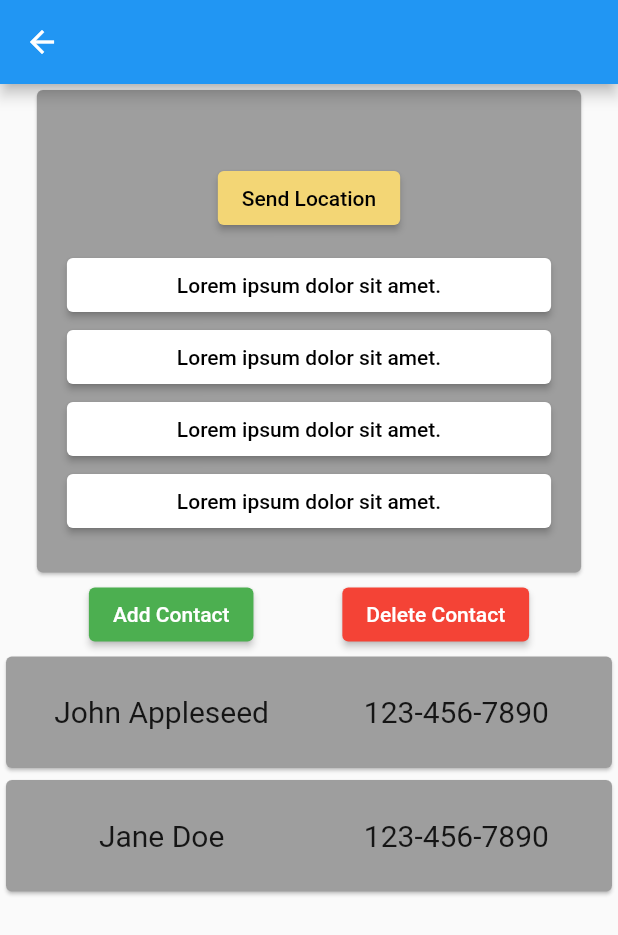
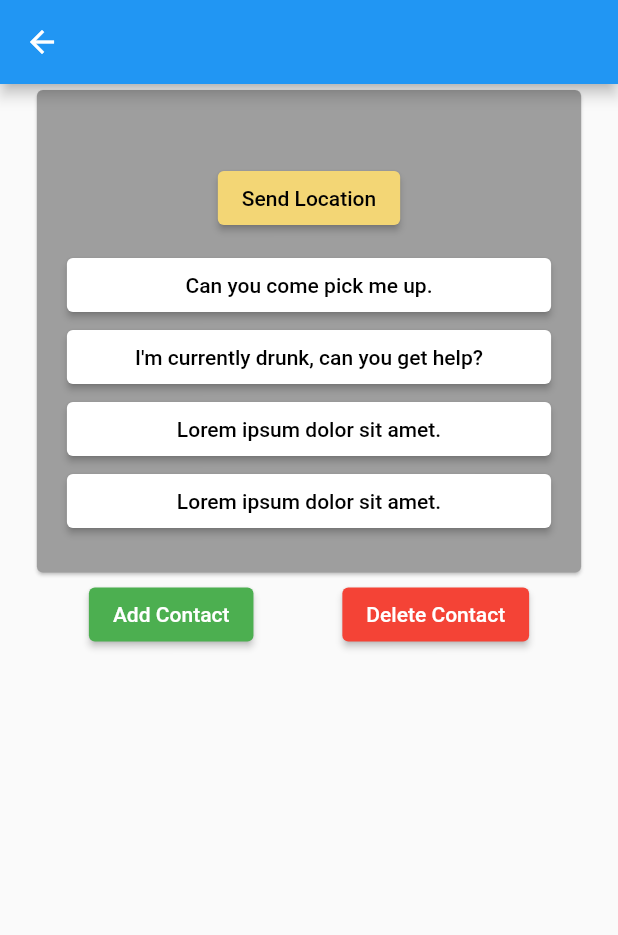
Before and after one commit to a-a-ronli/soberguardian, a Flutter app: the ContactsPage screen opened directly with empty values, after a tap on "Delete Contact", on a phone screen of 412 x 824 dp. Shown: the top 935 px of the screen. Run offline on Flutter 3.47's test engine with Material 2 defaults, Android fonts, the phone set to English and light mode, and no system bars; our stand-ins replace auto_size_text, firebase_auth, firebase_core, firebase_database, google_fonts, location and 1 more; accounts and stored records are empty.

Commit message:
Finished Contacts and Middle of Test Screens

```diff
--- a/soberguardianflutter/lib/auth_checker.dart
+++ b/soberguardianflutter/lib/auth_checker.dart
@@ -34,6 +34,7 @@ class AuthChecker extends StatelessWidget {
           // Save to local copy
 
           _singleton.userData = snapshot.data?.snapshot;
+          _singleton.notifyAllListeners();
           print(_singleton.userData?.value);
         }
 
--- a/soberguardianflutter/lib/contact.dart
+++ b/soberguardianflutter/lib/contact.dart
@@ -1,5 +1,8 @@
 import 'package:flutter/material.dart';
 import 'package:soberguardian/add_contact.dart';
+import 'package:soberguardian/shared/singleton.dart';
+import 'package:firebase_database/firebase_database.dart';
+import 'package:soberguardian/services/auth.dart';
 
 class ContactsPage extends StatefulWidget {
     final String categoryName;
@@ -14,8 +17,25 @@ class _ContactsPageState extends State<ContactsPage> {
     String name = "";
     String number = "";
 
+    Singleton _singleton = Singleton();
+
+    // TODO: fix later
+    // @override
+    // void initState() {
+    //     super.initState();
+    //     _singleton.addListener(() { setState(() {
+
+    //             });});
+    // }
+
   @override
   Widget build(BuildContext context) {
+    // print("TEST: contacts/${_singleton.currentCategory}");
+    // print(_singleton.userData?.child("contacts").child(_singleton.currentCategory).value as List<dynamic>);
+    List<dynamic> contacts = [];
+    if (_singleton.userData?.child("contacts").child(_singleton.currentCategory).value != null) {
+        contacts = _singleton.userData?.child("contacts").child(_singleton.currentCategory).value as List<dynamic>;
+    }
     return Scaffold(
         appBar: AppBar(title: Text(widget.categoryName),),
         body: Center(
@@ -40,8 +60,8 @@ class _ContactsPageState extends State<ContactsPage> {
                                         shrinkWrap: true,
                                         scrollDirection: Axis.vertical,
                                         children: [
-                                            ElevatedButton(onPressed: () {}, style: ElevatedButton.styleFrom(backgroundColor: Colors.white), child: Text("Lorem ipsum dolor sit amet.", style: TextStyle(color: Colors.black))),
-                                            ElevatedButton(onPressed: () {}, style: ElevatedButton.styleFrom(backgroundColor: Colors.white), child: Text("Lorem ipsum dolor sit amet.", style: TextStyle(color: Colors.black))),
+                                            ElevatedButton(onPressed: () {}, style: ElevatedButton.styleFrom(backgroundColor: Colors.white), child: Text("Can you come pick me up.", style: TextStyle(color: Colors.black))),
+                                            ElevatedButton(onPressed: () {}, style: ElevatedButton.styleFrom(backgroundColor: Colors.white), child: Text("I'm currently drunk, can you get help?", style: TextStyle(color: Colors.black))),
                                             ElevatedButton(onPressed: () {}, style: ElevatedButton.styleFrom(backgroundColor: Colors.white), child: Text("Lorem ipsum dolor sit amet.", style: TextStyle(color: Colors.black))),
                                             ElevatedButton(onPressed: () {}, style: ElevatedButton.styleFrom(backgroundColor: Colors.white), child: Text("Lorem ipsum dolor sit amet.", style: TextStyle(color: Colors.black))),
                                             ElevatedButton(onPressed: () {}, style: ElevatedButton.styleFrom(backgroundColor: Colors.white), child: Text("Lorem ipsum dolor sit amet.", style: TextStyle(color: Colors.black))),
@@ -61,6 +81,19 @@ class _ContactsPageState extends State<ContactsPage> {
                                 backgroundColor: Colors.green,
                             )),
                             ElevatedButton(onPressed: () {
+                                print("DELETING CONTACT");
+                                List<dynamic> update = [];
+                                for (int i = 0; i < contacts.length; i++) {
+                                    if (contacts[i]["number"] != number) {
+                                        update.add(contacts[i]);
+                                    }
+                                }
+                                print(update);
+                                final ref =  FirebaseDatabase.instance.ref("user/${Auth().user?.uid}/contacts/${_singleton.currentCategory}");
+                                print("users/${Auth().user?.uid}/contacts/${_singleton.currentCategory}");
+                                ref.set(update).then((result) {
+                                    setState(() {});
+                                });
                             }, child: Text("Delete Contact"), style: ElevatedButton.styleFrom(
                                 backgroundColor: Colors.red,
                             )),
@@ -70,30 +103,41 @@ class _ContactsPageState extends State<ContactsPage> {
                     padding: EdgeInsets.zero,
                     shrinkWrap: true,
                     scrollDirection: Axis.vertical,
-                    children: [
-                        ContactCard(
-                            categoryColor: widget.categoryColor,
-                            name: "John Appleseed",
-                            number: "123-456-7890",
-                            onCardTap: () {
-                                setState(() {
-                                    name = "John Appleseed";
-                                    number = "123-456-7890";
-                                });
-                            },
-                        ),
-                        ContactCard(
-                            categoryColor: widget.categoryColor,
-                            name: "Jane Doe",
-                            number: "123-456-7890",
-                            onCardTap: () {
-                                setState(() {
-                                    name = "Jane Doe";
-                                    number = "123-456-7890";
-                                });
-                            },
-                        ),
-                    ],
+                    children: contacts.map((contact) => ContactCard(
+                        categoryColor: widget.categoryColor,
+                        name: contact["name"],
+                        number: contact["number"],
+                        onCardTap: () {
+                            setState(() {
+                                name = contact["name"];
+                                number = contact["number"];
+                            });
+                        },
+                    )).toList()
+                    // children: [
+                    //     ContactCard(
+                    //         categoryColor: widget.categoryColor,
+                    //         name: "John Appleseed",
+                    //         number: "123-456-7890",
+                    //         onCardTap: () {
+                    //             setState(() {
+                    //                 name = "John Appleseed";
+                    //                 number = "123-456-7890";
+                    //             });
+                    //         },
+                    //     ),
+                    //     ContactCard(
+                    //         categoryColor: widget.categoryColor,
+                    //         name: "Jane Doe",
+                    //         number: "123-456-7890",
+                    //         onCardTap: () {
+                    //             setState(() {
+                    //                 name = "Jane Doe";
+                    //                 number = "123-456-7890";
+                    //             });
+                    //         },
+                    //     ),
+                    // ],
                   )
               ],
           ),
--- a/soberguardianflutter/lib/shared/singleton.dart
+++ b/soberguardianflutter/lib/shared/singleton.dart
@@ -9,4 +9,10 @@ class Singleton extends ChangeNotifier {
     Singleton._internal();
 
     DataSnapshot? userData;
+
+    String currentCategory = "";
+
+    void notifyAllListeners() {
+        notifyListeners();
+    }
 }
--- a/soberguardianflutter/pubspec.yaml
+++ b/soberguardianflutter/pubspec.yaml
@@ -47,6 +47,7 @@ dependencies:
   intl: ^0.18.1
   location: ^5.0.3
   http: ^1.1.0
+  camera: ^0.10.5+5
 dev_dependencies:
   flutter_test:
     sdk: flutter
```
Also changed, not shown: soberguardianflutter/lib/add_contact.dart (+39 -6 lines), soberguardianflutter/lib/drunk.dart (+11 -0 lines), soberguardianflutter/lib/emergency.dart (+5 -2 lines), soberguardianflutter/lib/sober.dart (+10 -0 lines).
